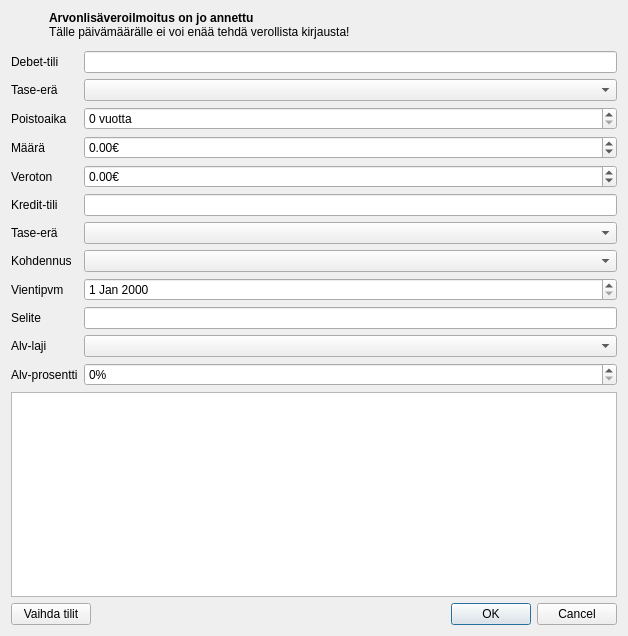
First picture: the form in kitupiikki/kirjaus/kirjausapuridialog.ui, repository artoh/kitupiikki, before the edit.
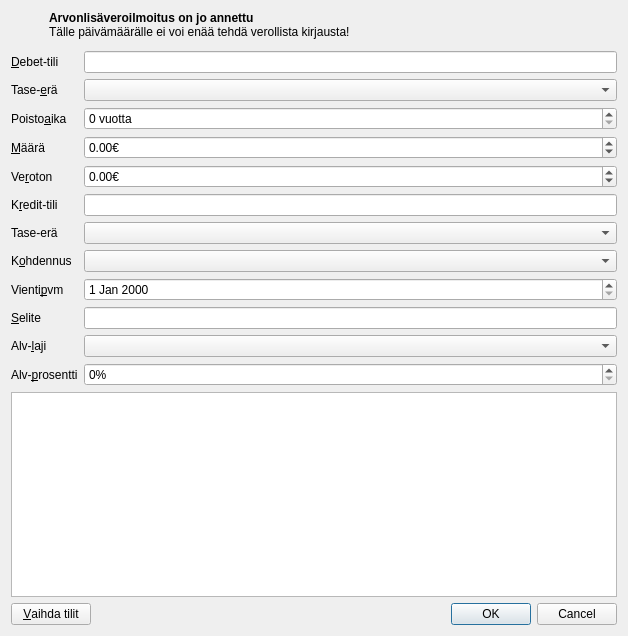
Second picture: the form after the edit. Icons and pictures are not drawn. Custom widgets are drawn as their Qt base class.

```diff
--- a/kitupiikki/kirjaus/kirjausapuridialog.ui
+++ b/kitupiikki/kirjaus/kirjausapuridialog.ui
@@ -49,7 +49,7 @@
      <item row="0" column="0">
       <widget class="QLabel" name="tiliLabel">
        <property name="text">
-        <string>Debet-tili</string>
+        <string>&amp;Debet-tili</string>
        </property>
        <property name="buddy">
         <cstring>tiliEdit</cstring>
@@ -62,7 +62,10 @@
      <item row="1" column="0">
       <widget class="QLabel" name="eraLabel">
        <property name="text">
-        <string>Tase-erä</string>
+        <string>Tase-&amp;erä</string>
+       </property>
+       <property name="buddy">
+        <cstring>taseEraCombo</cstring>
        </property>
       </widget>
      </item>
@@ -72,7 +75,7 @@
      <item row="3" column="0">
       <widget class="QLabel" name="label_3">
        <property name="text">
-        <string>Määrä</string>
+        <string>&amp;Määrä</string>
        </property>
        <property name="buddy">
         <cstring>euroSpin</cstring>
@@ -95,7 +98,7 @@
      <item row="4" column="0">
       <widget class="QLabel" name="nettoLabel">
        <property name="text">
-        <string>Veroton</string>
+        <string>Ve&amp;roton</string>
        </property>
        <property name="buddy">
         <cstring>nettoSpin</cstring>
@@ -121,7 +124,7 @@
      <item row="5" column="0">
       <widget class="QLabel" name="vastatiliLabel">
        <property name="text">
-        <string>Kredit-tili</string>
+        <string>K&amp;redit-tili</string>
        </property>
        <property name="buddy">
         <cstring>vastatiliEdit</cstring>
@@ -134,7 +137,7 @@
      <item row="7" column="0">
       <widget class="QLabel" name="kohdennusLabel">
        <property name="text">
-        <string>Kohdennus</string>
+        <string>K&amp;ohdennus</string>
        </property>
        <property name="buddy">
         <cstring>kohdennusCombo</cstring>
@@ -147,7 +150,7 @@
      <item row="8" column="0">
       <widget class="QLabel" name="label_6">
        <property name="text">
-        <string>Vientipvm</string>
+        <string>Vienti&amp;pvm</string>
        </property>
        <property name="buddy">
         <cstring>pvmDate</cstring>
@@ -160,7 +163,7 @@
      <item row="9" column="0">
       <widget class="QLabel" name="label_7">
        <property name="text">
-        <string>Selite</string>
+        <string>&amp;Selite</string>
        </property>
        <property name="buddy">
         <cstring>seliteEdit</cstring>
@@ -173,7 +176,7 @@
      <item row="10" column="0">
       <widget class="QLabel" name="alvlajiLabel">
        <property name="text">
-        <string>Alv-laji</string>
+        <string>Alv-&amp;laji</string>
        </property>
        <property name="buddy">
         <cstring>alvCombo</cstring>
@@ -186,7 +189,7 @@
      <item row="11" column="0">
       <widget class="QLabel" name="alvprossaLabel">
        <property name="text">
-        <string>Alv-prosentti</string>
+        <string>Alv-&amp;prosentti</string>
        </property>
        <property name="buddy">
         <cstring>alvSpin</cstring>
@@ -216,7 +219,10 @@
      <item row="2" column="0">
       <widget class="QLabel" name="poistoLabel">
        <property name="text">
-        <string>Poistoaika</string>
+        <string>Poisto&amp;aika</string>
+       </property>
+       <property name="buddy">
+        <cstring>poistoSpin</cstring>
        </property>
       </widget>
      </item>
@@ -240,7 +246,7 @@
      <item>
       <widget class="QPushButton" name="vaihdaNappi">
        <property name="text">
-        <string>Vaihda tilit</string>
+        <string>&amp;Vaihda tilit</string>
        </property>
        <property name="checkable">
         <bool>true</bool>
```
Left out of the diff: 11 changed lines with no effect on the pictures.
